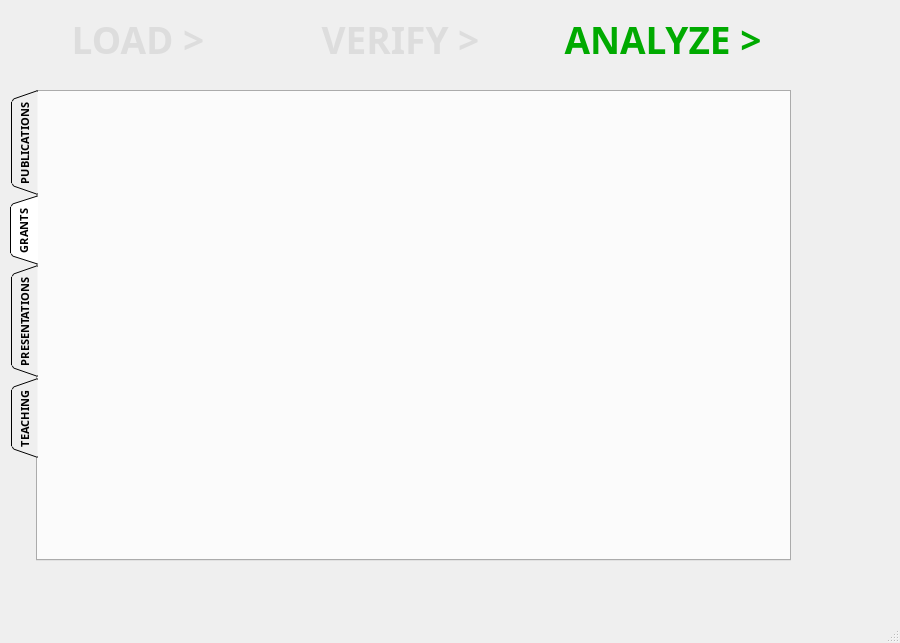
First picture: the form in Project/AppleProject/analyze_csv.ui, repository JRWu/DataAggregation, before the edit.
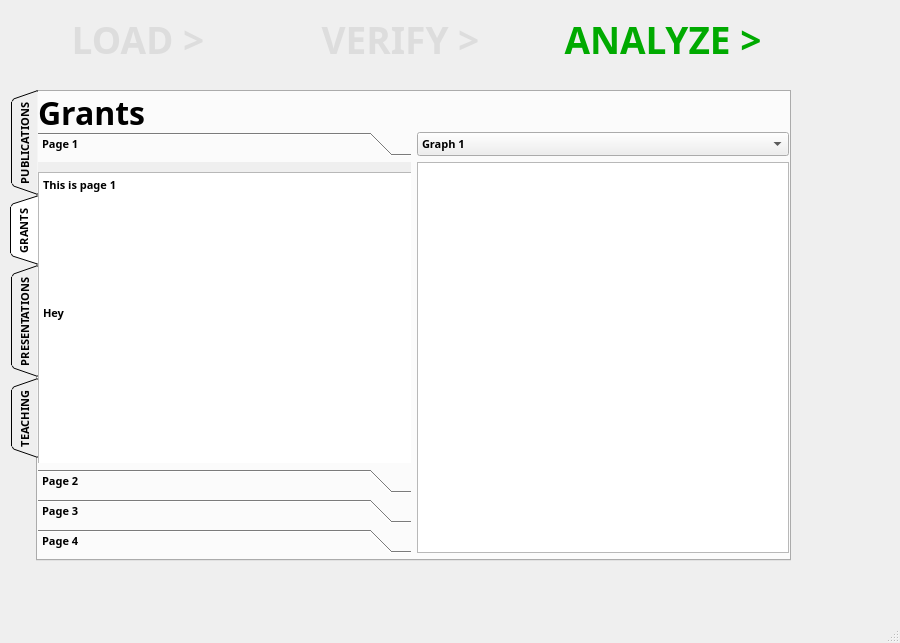
Second picture: the form after the edit. The open tabs and pages were chosen to show the change.

Commit message: EB - added navigation and titles to grants, teaching, and presentations

The edit to the form file:
```diff
--- a/Project/AppleProject/analyze_csv.ui
+++ b/Project/AppleProject/analyze_csv.ui
@@ -405,6 +405,198 @@
      <attribute name="title">
       <string>GRANTS</string>
      </attribute>
+     <widget class="QWidget" name="horizontalLayoutWidget_3">
+      <property name="geometry">
+       <rect>
+        <x>0</x>
+        <y>40</y>
+        <width>751</width>
+        <height>421</height>
+       </rect>
+      </property>
+      <layout class="QHBoxLayout" name="tab_area_4">
+       <item>
+        <widget class="QToolBox" name="toolBox_6">
+         <property name="currentIndex">
+          <number>0</number>
+         </property>
+         <widget class="QWidget" name="page_21">
+          <property name="geometry">
+           <rect>
+            <x>0</x>
+            <y>0</y>
+            <width>370</width>
+            <height>299</height>
+           </rect>
+          </property>
+          <property name="accessibleName">
+           <string/>
+          </property>
+          <property name="accessibleDescription">
+           <string/>
+          </property>
+          <attribute name="label">
+           <string>Page 1</string>
+          </attribute>
+          <widget class="QPlainTextEdit" name="plainTextEdit_21">
+           <property name="geometry">
+            <rect>
+             <x>0</x>
+             <y>10</y>
+             <width>381</width>
+             <height>341</height>
+            </rect>
+           </property>
+           <property name="plainText">
+            <string>This is page 1
+
+
+
+
+
+
+
+Hey</string>
+           </property>
+          </widget>
+         </widget>
+         <widget class="QWidget" name="page_22">
+          <property name="geometry">
+           <rect>
+            <x>0</x>
+            <y>0</y>
+            <width>370</width>
+            <height>299</height>
+           </rect>
+          </property>
+          <attribute name="label">
+           <string>Page 2</string>
+          </attribute>
+          <widget class="QPlainTextEdit" name="plainTextEdit_22">
+           <property name="geometry">
+            <rect>
+             <x>0</x>
+             <y>0</y>
+             <width>381</width>
+             <height>341</height>
+            </rect>
+           </property>
+           <property name="plainText">
+            <string>This is page 2 of the collapsable menu
+
+Hey</string>
+           </property>
+          </widget>
+         </widget>
+         <widget class="QWidget" name="page_23">
+          <property name="geometry">
+           <rect>
+            <x>0</x>
+            <y>0</y>
+            <width>370</width>
+            <height>299</height>
+           </rect>
+          </property>
+          <attribute name="label">
+           <string>Page 3</string>
+          </attribute>
+          <widget class="QPlainTextEdit" name="plainTextEdit_23">
+           <property name="geometry">
+            <rect>
+             <x>0</x>
+             <y>0</y>
+             <width>381</width>
+             <height>341</height>
+            </rect>
+           </property>
+           <property name="plainText">
+            <string>This is page 3 of the collapsable menu
+
+Hey</string>
+           </property>
+          </widget>
+         </widget>
+         <widget class="QWidget" name="page_24">
+          <property name="geometry">
+           <rect>
+            <x>0</x>
+            <y>0</y>
+            <width>370</width>
+            <height>299</height>
+           </rect>
+          </property>
+          <attribute name="label">
+           <string>Page 4</string>
+          </attribute>
+          <widget class="QPlainTextEdit" name="plainTextEdit_24">
+           <property name="geometry">
+            <rect>
+             <x>0</x>
+             <y>0</y>
+             <width>381</width>
+             <height>341</height>
+            </rect>
+           </property>
+           <property name="plainText">
+            <string>This is page 4 of the collapsable menu
+
+Hey</string>
+           </property>
+          </widget>
+         </widget>
+        </widget>
+       </item>
+       <item>
+        <layout class="QVBoxLayout" name="verticalLayout_6">
+         <item>
+          <widget class="QComboBox" name="graph_combo_6">
+           <item>
+            <property name="text">
+             <string>Graph 1</string>
+            </property>
+           </item>
+           <item>
+            <property name="text">
+             <string>Graph 2</string>
+            </property>
+           </item>
+           <item>
+            <property name="text">
+             <string>Graph 3</string>
+            </property>
+           </item>
+          </widget>
+         </item>
+         <item>
+          <widget class="QGraphicsView" name="graph_area_6">
+           <property name="enabled">
+            <bool>true</bool>
+           </property>
+          </widget>
+         </item>
+        </layout>
+       </item>
+      </layout>
+     </widget>
+     <widget class="QLabel" name="label_2">
+      <property name="geometry">
+       <rect>
+        <x>0</x>
+        <y>0</y>
+        <width>331</width>
+        <height>41</height>
+       </rect>
+      </property>
+      <property name="font">
+       <font>
+        <family>Arial Black</family>
+        <pointsize>24</pointsize>
+       </font>
+      </property>
+      <property name="text">
+       <string>Grants</string>
+      </property>
+     </widget>
     </widget>
     <widget class="QWidget" name="tab_3">
      <attribute name="title">
```
Left out of the diff: 427 changed lines with no effect on the pictures. The commit also changes 2 other files.
